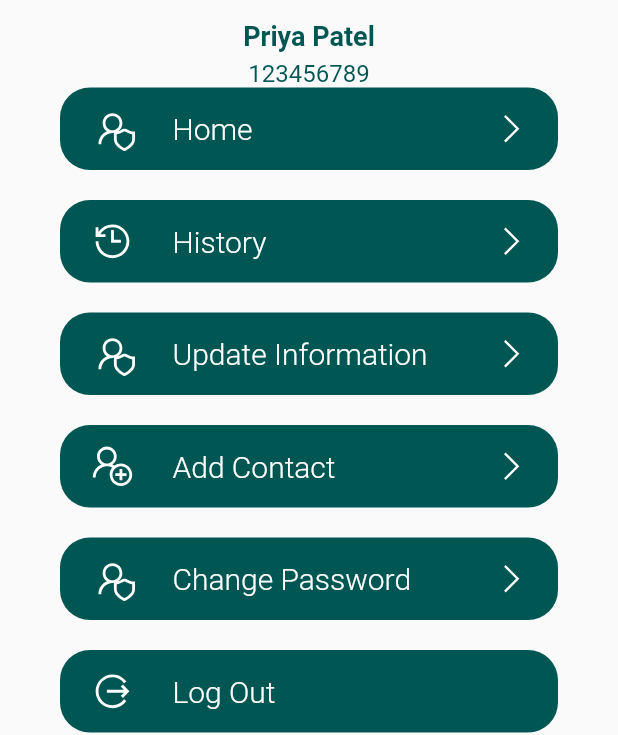
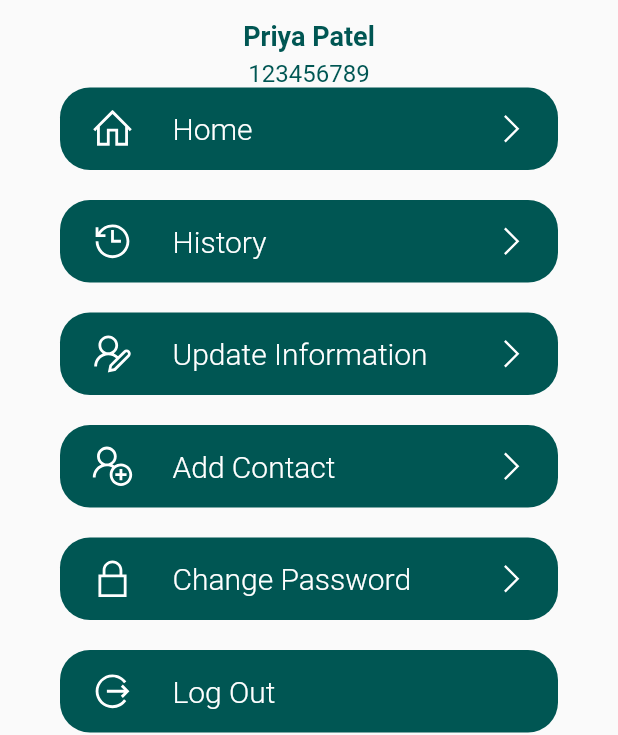
Before and after one commit to Praneetha29/Kavach, a Flutter app: the UserProfile screen opened directly, on a phone screen of 412 x 824 dp. Shown: the part 280-1015 px from the top of the screen. Run offline on Flutter 3.47's test engine with Material 2 defaults, Android fonts, the phone set to English and light mode, and no system bars; our stand-ins replace flutter_screenutil, line_awesome_flutter.

Commit message:
fix: style fix

```diff
--- a/kavach_app/lib/Screens/user_profile.dart
+++ b/kavach_app/lib/Screens/user_profile.dart
@@ -115,28 +115,22 @@ class UserProfile extends StatelessWidget {
           Expanded(
             child: ListView(
               children: <Widget>[
-                const ProfileListView(
-                  icon: LineAwesomeIcons.user_shield,
+                ProfileListView(
                   text: 'Home',
                 ),
-                const ProfileListView(
-                  icon: LineAwesomeIcons.history,
+                ProfileListView(
                   text: 'History',
                 ),
-                const ProfileListView(
-                  icon: LineAwesomeIcons.user_shield,
+                ProfileListView(
                   text: 'Update Information',
                 ),
-                const ProfileListView(
-                  icon: LineAwesomeIcons.user_plus,
+                ProfileListView(
                   text: 'Add Contact',
                 ),
-                const ProfileListView(
-                  icon: LineAwesomeIcons.user_shield,
+                ProfileListView(
                   text: 'Change Password',
                 ),
-                const ProfileListView(
-                  icon: LineAwesomeIcons.alternate_sign_out,
+                ProfileListView(
                   text: 'Log Out',
                   hasNavigation: false,
                 )
@@ -150,19 +144,29 @@ class UserProfile extends StatelessWidget {
 }
 
 class ProfileListView extends StatelessWidget {
-  final IconData icon;
   final text;
   final bool hasNavigation;
 
   const ProfileListView({
     super.key,
-    required this.icon,
     this.text,
     this.hasNavigation = true,
   });
 
   @override
   Widget build(BuildContext context) {
+
+    final iconMap = {
+      'Home': LineAwesomeIcons.home,
+      'History': LineAwesomeIcons.history,
+      'Update Information': LineAwesomeIcons.user_edit,
+      'Add Contact': LineAwesomeIcons.user_plus,
+      'Change Password': LineAwesomeIcons.lock,
+      'Log Out': LineAwesomeIcons.alternate_sign_out,
+    };
+
+    final icon = iconMap[text];
+
     return Container(
       height: 55,
       margin: const EdgeInsets.symmetric(
@@ -180,7 +184,7 @@ class ProfileListView extends StatelessWidget {
       child: Row(
         children: <Widget>[
           Icon(
-            this.icon,
+            icon,
             size: 30,
             color: Colors.white,
           ),
--- a/kavach_app/lib/widgets/customized_textfield.dart
+++ b/kavach_app/lib/widgets/customized_textfield.dart
@@ -1,18 +1,18 @@
 import 'package:flutter/material.dart';
-import 'package:flutter/services.dart'; // Import for FilteringTextInputFormatter
+import 'package:flutter/services.dart';
 
 class CustomizedTextField extends StatelessWidget {
   final TextEditingController myController;
   final String? hintText;
   final bool? isPassword;
-  final List<TextInputFormatter>? inputFormatter; // Add this property
+  final List<TextInputFormatter>? inputFormatter;
 
   const CustomizedTextField({
     Key? key,
     required this.myController,
     this.hintText,
     this.isPassword,
-    this.inputFormatter, // Initialize it here
+    this.inputFormatter,
   });
 
   @override
```
Also changed, not shown: 1 other file.
